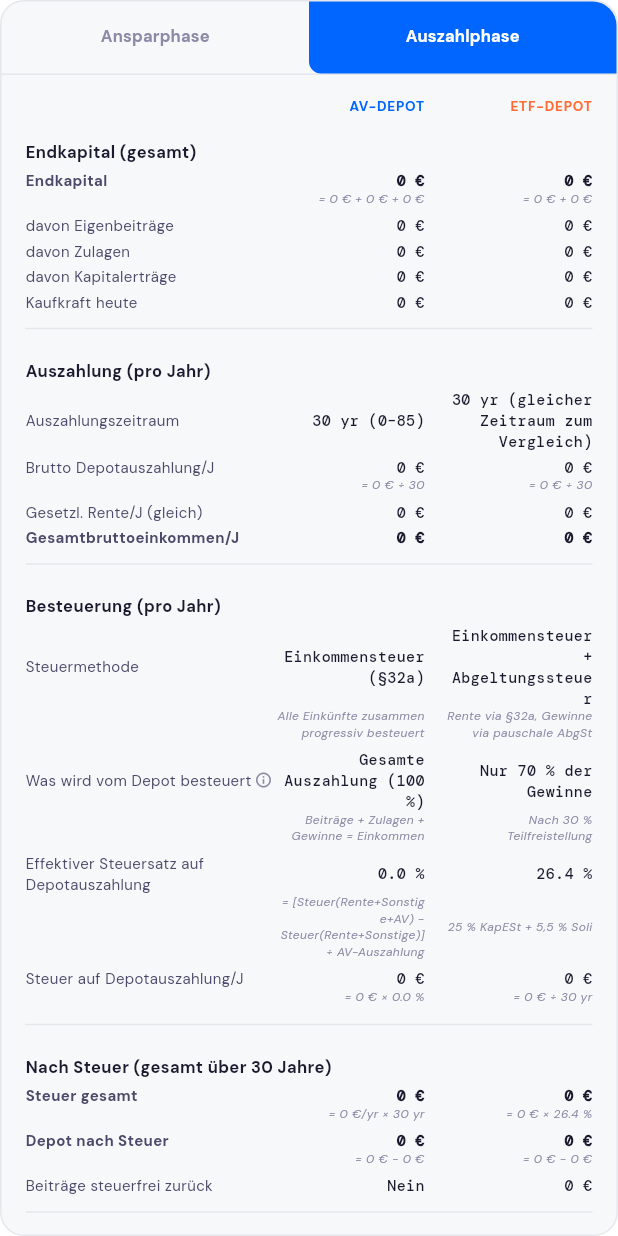
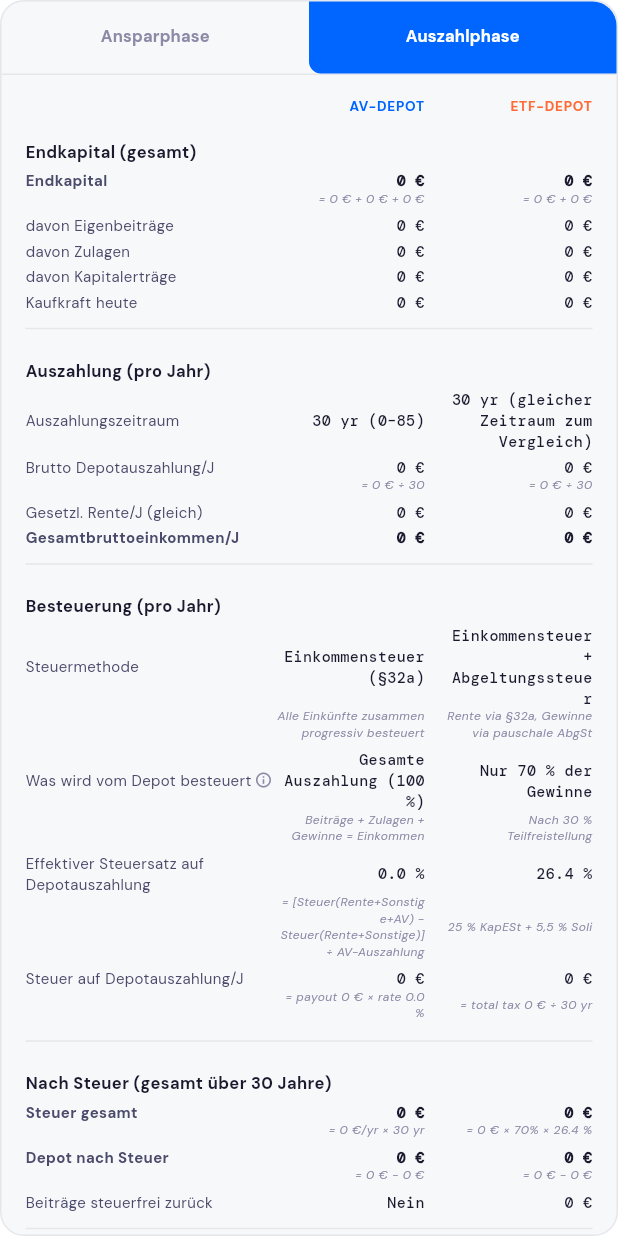
Before and after one commit to chraig/de_altersvorsorge_depot, a Flutter app: the _CalculationBreakdown widget shown alone on an empty page, opened directly with empty values, tab 2 chosen, on a phone screen of 412 x 824 dp. Run offline on Flutter 3.47's test engine with Material 3 defaults, Android fonts, the phone set to English and light mode, and no system bars; our stand-ins replace fl_chart, flutter_bloc, go_router, google_fonts.

Commit message:
Fix formula consistency, update docs, remove 23 dead strings
Formula fixes:
- Tax/month: AV shows payout × rate, ETF shows total ÷ months
- Tax/year and total tax formulas now consistently derived
- RESEARCH.md: AvgSteuersatz replaced with incremental tax formula
- CONFIGURATION.md: removed stale 0.7× working rate reference

Dead code cleanup:
- 23 dead string keys removed (69 lines) from old subsidies table,
  comparison bars, calc basis card, and ETF tax note
- Orphaned multi-line string bodies cleaned up

162 tests passing.

```diff
--- a/lib/core/l10n/app_strings.dart
+++ b/lib/core/l10n/app_strings.dart
@@ -37,12 +37,6 @@ abstract class AppStrings {
   String get hintMarginalTaxRate;
   String get hintRetirementTaxRate;
   String payoutDurationHint(int years);
-  String get hintBaseGrant;
-  String get hintChildGrant;
-  String get hintEntryBonus;
-  String get hintLowIncomeBonus;
-  String get hintSubsidyRate;
-  String get hintTaxRefund;
   String get hintMonthlySavings;
   String get hintGrossSalary;
   String get hintChildren;
@@ -88,15 +82,12 @@ abstract class AppStrings {
   String get hintUngefoerdertTax;
 
   // ─── SUBSIDY BOX ─────────────────────────────────────────────────
-  String annualSubsidiesTitle(String icon, String name);
   String get baseGrant;
   String get childGrant;
   String get entryBonus;
   String get lowIncomeBonus;
-  String get lowIncomeBonusApplies;
   String get subsidyRate;
   String get totalSubsidyYear;
-  String get taxRefundYear;
   String get viaTaxOptimization;
 
   // ─── TABS ─────────────────────────────────────────────────────────
@@ -104,15 +95,12 @@ abstract class AppStrings {
   String get tabAvDetail;
 
   // ─── CALCULATION BREAKDOWN ─────────────────────────────────────────
-  String get calcBasisTitle;
-  String get calcBasisAV;
   String get bdContributions;
   String get bdSubsidiesYear1;
   String get bdTaxCostsSavings;
   String get bdCapGainsSavings;
   String get bdCapGainsSavingsAV;
   String get bdCapGainsSavingsETF;
-  String get bdNoteLabel;
   String get bdNoteBankAccount;
   String get bdIntoDepotYear;
   String get bdAccumulated;
@@ -159,8 +147,6 @@ abstract class AppStrings {
   // breakdown tabs
   String get bdTabSavings;
   String get bdTabPayout;
-  String get calcBasisETF;
-  String get calcBasisGeneral;
 
   // ─── INFO TOOLTIPS ─────────────────────────────────────────────────
   String get tipGrundzulage;
@@ -170,22 +156,15 @@ abstract class AppStrings {
   String get tipGuenstigerpruefung;
   String get tipGefoerdert;
   String get tipUngefoerdert;
-  String get tipGrenzsteuersatz;
-  String get tipGrenzsteuersatzRente;
   String get tipVorabpauschale;
   String get tipTeilfreistellung;
-  String get tipAbgeltungssteuer;
-  String get tipKirchensteuer;
 
   // ─── COMPARISON ───────────────────────────────────────────────────
   String avYieldsMore(String amount);
   String etfYieldsMore(String amount);
   String get etfWinsExplanation;
   String comparisonSubtitle(String icon, String name);
-  String get finalCapitalGross;
   String get ownContributions;
-  String get govSubsidiesAvOnly;
-  String get monthlyPayout20y;
 
   // ─── DETAIL ───────────────────────────────────────────────────────
   String get finalCapital;
@@ -257,7 +236,6 @@ abstract class AppStrings {
   String get copyrightNotice;
 
   // ─── ETF TAX NOTE ──────────────────────────────────────────────
-  String get etfTaxNote;
 
   // ─── CHARTS ───────────────────────────────────────────────────────
   String get chartAllMacrosTitle;
@@ -314,7 +292,6 @@ abstract class AppStrings {
   String get customDesc;
   String get avDepotLabel;
   String get etfLabel;
-  String get etfDepotLabel;
   String get yearSuffix;
   String get perMonth;
 
@@ -399,12 +376,6 @@ class StringsEn extends AppStrings {
   String get hintMarginalTaxRate => 'Your current tax bracket based on gross income. Used for Günstigerprüfung during savings.';
   String get hintRetirementTaxRate => 'Tax rate on AV-Depot payouts in retirement. Based on combined income: state pension + AV payout + other income.';
   String payoutDurationHint(int years) => 'Payout duration: $years years (until age 85)';
-  String get hintBaseGrant => '50% on first €360/yr + 25% on €361–1,800/yr. Max €540/yr. Paid into the depot.';
-  String get hintChildGrant => 'Up to €300 per child per year (1:1 match). Full grant from €25/mo contribution.';
-  String get hintEntryBonus => 'One-time €200 bonus if under 25 at contract start (first year only).';
-  String get hintLowIncomeBonus => '€175/yr extra if gross income ≤ €26,250. Paid into the depot.';
-  String get hintSubsidyRate => 'Total subsidies as percentage of your own contribution. Higher = more government leverage.';
-  String get hintTaxRefund => 'Paid to your bank account, not into the depot. Does not affect the comparison.';
   String get hintMonthlySavings => 'Your monthly contribution. Subsidized up to €150/mo (€1,800/yr). Max €570/mo (€6,840/yr) per contract. Above €150, no subsidy but preferential tax on payout.';
   String get hintGrossSalary => 'Your yearly gross income before taxes. Determines your tax rate and subsidy eligibility.';
   String get hintChildren => 'Number of children eligible for Kindergeld. Each child adds up to €300/yr subsidy.';
@@ -450,15 +421,12 @@ class StringsEn extends AppStrings {
   String get hintUngefoerdertTax => 'AV-Depot only: tax on unsubsidized contributions (above €1,800/yr) at payout. BMF guidance pending. Does not affect ETF comparison.';
 
   // Subsidy
-  String annualSubsidiesTitle(String icon, String name) => 'Annual Subsidies – $icon $name';
   String get baseGrant => 'Base Grant';
   String get childGrant => 'Child Grant';
   String get entryBonus => 'Entry Bonus';
   String get lowIncomeBonus => 'Low-Income Bonus';
-  String get lowIncomeBonusApplies => 'Low-income bonus applies: €175/yr (gross income ≤ €26,250)';
   String get subsidyRate => 'Subsidy Rate';
   String get totalSubsidyYear => 'Total Subsidy/Year';
-  String get taxRefundYear => 'Tax Refund/Year';
   String get viaTaxOptimization => 'via tax optimization check';
 
   // Tabs
@@ -467,15 +435,12 @@ class StringsEn extends AppStrings {
 
   // Comparison
   // Calculation Basis
-  String get calcBasisTitle => 'Calculation Basis';
-  String get calcBasisAV => 'AV-Depot Rules';
   String get bdContributions => 'Contributions';
   String get bdSubsidiesYear1 => 'Government Subsidies (Year 1)';
   String get bdTaxCostsSavings => 'Tax & Costs During Savings';
   String get bdCapGainsSavings => 'Capital gains during savings';
   String get bdCapGainsSavingsAV => 'Tax-free';
   String get bdCapGainsSavingsETF => 'Taxed yearly';
-  String get bdNoteLabel => '  Note';
   String get bdNoteBankAccount => '→ bank account';
   String get bdIntoDepotYear => 'Into Depot Per Year';
   String get bdAccumulated => 'Accumulated Over Savings Period';
@@ -521,8 +486,6 @@ class StringsEn extends AppStrings {
   String get bdNetPerMonth => 'Net per month';
   String get bdTabSavings => 'Savings Phase';
   String get bdTabPayout => 'Payout Phase';
-  String get calcBasisETF => 'ETF Rules';
-  String get calcBasisGeneral => 'Common';
 
   // Info Tooltips
   String get tipGrundzulage => 'Government matches your contributions: 50% on the first €360/yr and 25% on €361–1,800/yr. Maximum €540/yr. Goes directly into your depot.';
@@ -532,12 +495,8 @@ class StringsEn extends AppStrings {
   String get tipGuenstigerpruefung => 'The tax office automatically checks: is the tax deduction on your contributions worth more than the subsidies? If yes, you get the difference as a tax refund — but to your bank account, NOT into the depot.';
   String get tipGefoerdert => 'Subsidized contributions (up to €1,800/yr): grow tax-free, but the ENTIRE payout in retirement is taxed at your income tax rate (nachgelagerte Besteuerung).';
   String get tipUngefoerdert => 'Unsubsidized contributions (above €1,800/yr): no subsidies, but still tax-free growth during savings. Payout taxation is pending official BMF guidance (law takes effect Jan 2027). Currently calculated conservatively as full nachgelagerte Besteuerung. Actual treatment may be more favorable (e.g., Ertragsanteilbesteuerung or Halbeinkünfteverfahren).';
-  String get tipGrenzsteuersatz => 'Your marginal tax rate based on gross income. This is the rate on your last euro earned — not the average rate on all income. Used for Günstigerprüfung during savings.';
-  String get tipGrenzsteuersatzRente => 'Your marginal tax rate in retirement, based on combined income: AV-Depot payout + state pension + other income. Usually lower than during working life.';
   String get tipVorabpauschale => 'Annual tax on unrealized ETF gains, calculated from the Basiszins (ECB reference rate). Simplified here as a fixed drag on returns. Does NOT apply inside the AV-Depot.';
   String get tipTeilfreistellung => '30% of your ETF gains are tax-exempt because the fund already paid withholding tax at fund level. Only 70% of gains are subject to Abgeltungssteuer.';
-  String get tipAbgeltungssteuer => 'Flat-rate capital gains tax of 25% plus 5.5% Solidaritätszuschlag. Only applied to gains (not contributions). Reduced rate when Kirchensteuer applies.';
-  String get tipKirchensteuer => 'Church tax of 8% (Bayern/BaWü) or 9% (other states), applied on top of income tax (AV) and Abgeltungssteuer (ETF). The Abgeltungssteuer base rate is reduced when church tax applies.';
 
   String avYieldsMore(String amount) => 'AV-Depot yields $amount more.';
   String etfYieldsMore(String amount) => 'ETF Portfolio yields $amount more.';
@@ -549,10 +508,7 @@ class StringsEn extends AppStrings {
     'low returns, this tax advantage outweighs the subsidy.';
   String comparisonSubtitle(String icon, String name) =>
     '$icon $name – AV: deferred taxation / ETF: capital gains tax with 30% partial exemption';
-  String get finalCapitalGross => 'Final Capital (gross)';
   String get ownContributions => 'Own Contributions';
-  String get govSubsidiesAvOnly => 'Gov. Subsidies (AV only)';
-  String get monthlyPayout20y => 'Monthly Payout (20 years)';
 
   // Detail
   String get finalCapital => 'Final Capital';
@@ -627,12 +583,6 @@ class StringsEn extends AppStrings {
   String get proEtfTeilfreistellung => '30% partial exemption (Teilfreistellung) reduces taxable gains';
   String get proEtfFlexibility => 'No lock-up period – withdraw any time without restrictions';
   String get proEtfLowReturnsAdvantage => 'With low returns, gains are small – less tax impact than deferred full-payout taxation';
-
-  // ETF Tax Note
-  String get etfTaxNote =>
-    'ETF taxation: Only gains are taxed – with 30% partial exemption (Teilfreistellung) '
-    'for equity funds. This means only 70% of gains are subject to flat-rate capital gains '
-    'tax (Abgeltungssteuer). Your contributions are returned tax-free.';
 
   // Footer
   String get resetAll => 'Reset All Values';
@@ -752,7 +702,6 @@ class StringsEn extends AppStrings {
   String get customDesc => 'Manually configured';
   String get avDepotLabel => 'AV-Depot';
   String get etfLabel => 'ETF';
-  String get etfDepotLabel => 'ETF Portfolio';
   String get yearSuffix => 'Y';
   String get perMonth => '/mo';
 
@@ -825,12 +774,6 @@ class StringsDe extends AppStrings {
   String get hintMarginalTaxRate => 'Ihr aktueller Steuersatz basierend auf dem Bruttoeinkommen. Wird für die Günstigerprüfung während der Sparphase verwendet.';
   String get hintRetirementTaxRate => 'Steuersatz auf AV-Depot-Auszahlungen im Ruhestand. Basiert auf Gesamteinkommen: gesetzl. Rente + AV-Auszahlung + Sonstige.';
   String payoutDurationHint(int years) => 'Auszahlungsdauer: $years Jahre (bis Alter 85)';
-  String get hintBaseGrant => '50 % auf erste 360 €/J + 25 % auf 361–1.800 €/J. Max 540 €/J. Fließt ins Depot.';
-  String get hintChildGrant => 'Bis 300 € pro Kind/Jahr (1:1 Zuschuss). Volle Zulage ab 25 €/Mt Eigenbeitrag.';
-  String get hintEntryBonus => 'Einmalig 200 € im ersten Vertragsjahr, wenn unter 25 bei Abschluss.';
-  String get hintLowIncomeBonus => '175 €/J extra bei Bruttoeinkommen ≤ 26.250 €. Fließt ins Depot.';
-  String get hintSubsidyRate => 'Gesamtzulagen als Prozentsatz Ihres Eigenbeitrags. Höher = mehr staatliche Hebelwirkung.';
-  String get hintTaxRefund => 'Wird auf Ihr Bankkonto ausgezahlt, nicht ins Depot. Beeinflusst den Vergleich nicht.';
   String get hintMonthlySavings => 'Ihr monatlicher Beitrag. Gefördert bis 150 €/Mt (1.800 €/J). Max 570 €/Mt (6.840 €/J) pro Vertrag. Über 150 € keine Zulage, aber begünstigte Besteuerung bei Auszahlung.';
   String get hintGrossSalary => 'Ihr jährliches Bruttoeinkommen vor Steuern. Bestimmt Ihren Steuersatz und die Förderberechtigung.';
   String get hintChildren => 'Anzahl kindergeldberechtigter Kinder. Jedes Kind bringt bis zu 300 €/Jahr Zulage.';
@@ -875,29 +818,23 @@ class StringsDe extends AppStrings {
   String get ungefoerdertTaxHalbeinkunfte => 'Halbeinkünfte (50 % Gewinn)';
   String get hintUngefoerdertTax => 'Nur AV-Depot: Besteuerung ungeförderter Beiträge (über 1.800 €/J) bei Auszahlung. BMF-Klärung ausstehend. Beeinflusst nicht den ETF-Vergleich.';
 
-  String annualSubsidiesTitle(String icon, String name) => 'Jährliche Förderung – $icon $name';
   String get baseGrant => 'Grundzulage';
   String get childGrant => 'Kinderzulage';
   String get entryBonus => 'Bonus';
   String get lowIncomeBonus => 'Geringverdienerbonus';
-  String get lowIncomeBonusApplies => 'Geringverdienerbonus greift: 175 €/Jahr (Brutto ≤ 26.250 €)';
   String get subsidyRate => 'Förderquote';
   String get totalSubsidyYear => 'Gesamt-Zulage/Jahr';
-  String get taxRefundYear => 'Steuererstattung/Jahr';
   String get viaTaxOptimization => 'via Günstigerprüfung';
 
   String get tabComparison => 'Vergleich';
   String get tabAvDetail => 'AV-Depot Detail';
 
-  String get calcBasisTitle => 'Berechnungsgrundlage';
-  String get calcBasisAV => 'AV-Depot Regeln';
   String get bdContributions => 'Beiträge';
   String get bdSubsidiesYear1 => 'Staatliche Zulagen (Jahr 1)';
   String get bdTaxCostsSavings => 'Steuer & Kosten in der Ansparphase';
   String get bdCapGainsSavings => 'Kapitalerträge in der Ansparphase';
   String get bdCapGainsSavingsAV => 'Steuerfrei';
   String get bdCapGainsSavingsETF => 'Jährlich besteuert';
-  String get bdNoteLabel => '  Hinweis';
   String get bdNoteBankAccount => '→ Bankkonto';
   String get bdIntoDepotYear => 'Ins Depot pro Jahr';
   String get bdAccumulated => 'Kumuliert über Sparperiode';
@@ -943,8 +880,6 @@ class StringsDe extends AppStrings {
   String get bdNetPerMonth => 'Netto pro Monat';
   String get bdTabSavings => 'Ansparphase';
   String get bdTabPayout => 'Auszahlphase';
-  String get calcBasisETF => 'ETF-Depot Regeln';
-  String get calcBasisGeneral => 'Allgemein';
 
   String get tipGrundzulage => 'Der Staat bezuschusst Ihre Beiträge: 50 % auf die ersten 360 €/J und 25 % auf 361–1.800 €/J. Maximum 540 €/J. Fließt direkt ins Depot.';
   String get tipKinderzulage => 'Der Staat zahlt für jeden eingezahlten Euro bis zu 300 € pro Kind und Jahr dazu. Volle Zulage ab nur 25 €/Monat Eigenbeitrag.';
@@ -953,12 +888,8 @@ class StringsDe extends AppStrings {
   String get tipGuenstigerpruefung => 'Das Finanzamt prüft automatisch: Bringt der Sonderausgabenabzug auf Ihre Beiträge mehr als die Zulagen? Wenn ja, erhalten Sie die Differenz als Steuererstattung — aber auf Ihr Bankkonto, NICHT ins Depot.';
   String get tipGefoerdert => 'Geförderte Beiträge (bis 1.800 €/J): Wachsen steuerfrei, aber die GESAMTE Auszahlung im Ruhestand wird mit Einkommensteuer besteuert (nachgelagerte Besteuerung).';
   String get tipUngefoerdert => 'Ungeförderte Beiträge (über 1.800 €/J): Keine Zulagen, aber steuerfreies Wachstum in der Ansparphase. Besteuerung bei Auszahlung wartet auf offizielle BMF-Klärung (Gesetz tritt Jan 2027 in Kraft). Derzeit konservativ als volle nachgelagerte Besteuerung berechnet. Tatsächliche Behandlung könnte günstiger sein (z.B. Ertragsanteil oder Halbeinkünfteverfahren).';
-  String get tipGrenzsteuersatz => 'Ihr Grenzsteuersatz basierend auf dem Bruttoeinkommen. Das ist der Steuersatz auf den letzten verdienten Euro — nicht der Durchschnitt. Wird für die Günstigerprüfung während des Sparens verwendet.';
-  String get tipGrenzsteuersatzRente => 'Ihr Grenzsteuersatz im Ruhestand, basierend auf dem Gesamteinkommen: AV-Depot-Auszahlung + gesetzliche Rente + sonstige Einkünfte. Meist niedriger als im Erwerbsleben.';
   String get tipVorabpauschale => 'Jährliche Steuer auf unrealisierte ETF-Gewinne, berechnet aus dem Basiszins (EZB-Referenzzins). Hier vereinfacht als fester Abzug. Gilt NICHT im AV-Depot.';
   String get tipTeilfreistellung => '30 % Ihrer ETF-Gewinne sind steuerfrei, da der Fonds bereits Quellensteuer auf Fondsebene zahlt. Nur 70 % der Gewinne unterliegen der Abgeltungssteuer.';
-  String get tipAbgeltungssteuer => 'Pauschale Kapitalertragssteuer von 25 % plus 5,5 % Solidaritätszuschlag. Wird nur auf Gewinne angewandt (nicht auf Einzahlungen). Reduzierter Satz bei Kirchensteuer.';
-  String get tipKirchensteuer => 'Kirchensteuer von 8 % (Bayern/BaWü) oder 9 % (übrige Bundesländer), auf Einkommensteuer (AV) und Abgeltungssteuer (ETF). Der Abgeltungssteuersatz wird bei Kirchensteuer reduziert.';
 
   String avYieldsMore(String amount) => 'AV-Depot bringt $amount mehr.';
   String etfYieldsMore(String amount) => 'ETF-Depot bringt $amount mehr.';
@@ -970,10 +901,7 @@ class StringsDe extends AppStrings {
     'Beiträgen oder niedrigen Renditen überwiegt dieser Steuervorteil die Zulage.';
   String comparisonSubtitle(String icon, String name) =>
     '$icon $name – AV: nachgelagerte Best. / ETF: Abgeltungsst. mit 30 % Teilfreist.';
-  String get finalCapitalGross => 'Endkapital (brutto)';
   String get ownContributions => 'Eigenbeiträge';
-  String get govSubsidiesAvOnly => 'Staatl. Zulagen (nur AV)';
-  String get monthlyPayout20y => 'Monatliche Auszahlung (20 Jahre)';
 
   String get finalCapital => 'Endkapital';
   String get purchasingPowerToday => 'Kaufkraft heute';
@@ -1044,11 +972,6 @@ class StringsDe extends AppStrings {
   String get proEtfTeilfreistellung => '30 % Teilfreistellung reduziert die steuerpflichtigen Gewinne';
   String get proEtfFlexibility => 'Keine Bindungsfrist – jederzeit verfügbar ohne Einschränkungen';
   String get proEtfLowReturnsAdvantage => 'Bei niedrigen Renditen sind die Gewinne gering – weniger Steuerbelastung als nachgelagerte Vollbesteuerung';
-
-  String get etfTaxNote =>
-    'ETF-Besteuerung: Nur Gewinne werden besteuert – mit 30 % Teilfreistellung '
-    'für Aktienfonds. Das bedeutet, nur 70 % der Gewinne unterliegen der '
-    'Abgeltungssteuer. Ihre Einzahlungen erhalten Sie steuerfrei zurück.';
 
   String get resetAll => 'Alle Werte zurücksetzen';
   String get disclaimer =>
@@ -1164,7 +1087,6 @@ class StringsDe extends AppStrings {
   String get customDesc => 'Manuell eingestellt';
   String get avDepotLabel => 'AV-Depot';
   String get etfLabel => 'ETF';
-  String get etfDepotLabel => 'ETF-Depot';
   String get yearSuffix => 'J';
   String get perMonth => '/Mt';
 
--- a/lib/features/calculator/pages/calculator_page.dart
+++ b/lib/features/calculator/pages/calculator_page.dart
@@ -802,8 +802,8 @@ class _CalculationBreakdownState extends State<_CalculationBreakdown> with Ticke
       if (costs.kirchensteuer > 0) _pair(s.kirchensteuerLabel, '${(costs.kirchensteuer * 100).toStringAsFixed(0)}%', 'In rate'),
       _pairFormula(s.bdTaxOnPayoutYr,
         Fmt.eur(avTaxPerMonth * 12), Fmt.eur(etf.steuerAufGewinn / auszDauer),
-        avFormula: '= ${Fmt.eur(av.monatlicheAuszahlung * 12)} × ${Fmt.pct(av.grenzsteuersatzRente)}',
-        etfFormula: '= ${Fmt.eur(etf.steuerAufGewinn)} ÷ $auszDauer yr'),
+        avFormula: '= payout ${Fmt.eur(av.monatlicheAuszahlung * 12)} × rate ${Fmt.pct(av.grenzsteuersatzRente)}',
+        etfFormula: '= total tax ${Fmt.eur(etf.steuerAufGewinn)} ÷ $auszDauer yr'),
       if (jbUngef > 0) _pair(s.bdUngefTreatment, costs.ungefoerdertTax == UngefoerdertTaxMode.nachgelagert
         ? 'Full (BMF pending)' : costs.ungefoerdertTax == UngefoerdertTaxMode.ertragsanteil
           ? 'Ertragsanteil 17%' : 'Halbeinkünfte 50%', '—', tip: s.tipUngefoerdert),
@@ -813,7 +813,7 @@ class _CalculationBreakdownState extends State<_CalculationBreakdown> with Ticke
       _pairFormula(s.bdTotalTaxPaid,
         Fmt.eur(avTaxPerMonth * auszDauer * 12), Fmt.eur(etf.steuerAufGewinn), bold: true,
         avFormula: '= ${Fmt.eur(avTaxPerMonth * 12)}/yr × $auszDauer yr',
-        etfFormula: '= ${Fmt.eur(etf.gewinn * 0.70)} × ${Fmt.pct(costs.abgeltungssteuersatz)}'),
+        etfFormula: '= ${Fmt.eur(etf.gewinn)} × 70% × ${Fmt.pct(costs.abgeltungssteuersatz)}'),
       _pairFormula(s.bdDepotAfterTax,
         Fmt.eur(av.nettoMonatlich * auszDauer * 12), Fmt.eur(etf.nachSteuer), bold: true,
         avFormula: '= ${Fmt.eur(av.endkapital)} − ${Fmt.eur(avTaxPerMonth * auszDauer * 12)}',
@@ -824,7 +824,7 @@ class _CalculationBreakdownState extends State<_CalculationBreakdown> with Ticke
       _h(s.bdMonthlyNet),
       _pair(s.bdGrossPerMonth, Fmt.eur(av.monatlicheAuszahlung), Fmt.eur(etfMonthlyGross)),
       _pairFormula(s.bdTaxPerMonth, Fmt.eur(avTaxPerMonth), Fmt.eur(etfTaxPerMonth),
-        avFormula: '= ${Fmt.eur(avTaxPerMonth * 12)}/yr ÷ 12',
+        avFormula: '= ${Fmt.eur(av.monatlicheAuszahlung)}/mo × ${Fmt.pct(av.grenzsteuersatzRente)}',
         etfFormula: '= ${Fmt.eur(etf.steuerAufGewinn)} ÷ ${auszDauer * 12} mo'),
       _pair(s.bdNetPerMonth, Fmt.eur(av.nettoMonatlich), Fmt.eur(etf.monatlicheAuszahlung), bold: true),
     ]);
```
Also changed, not shown: 2 other files.
